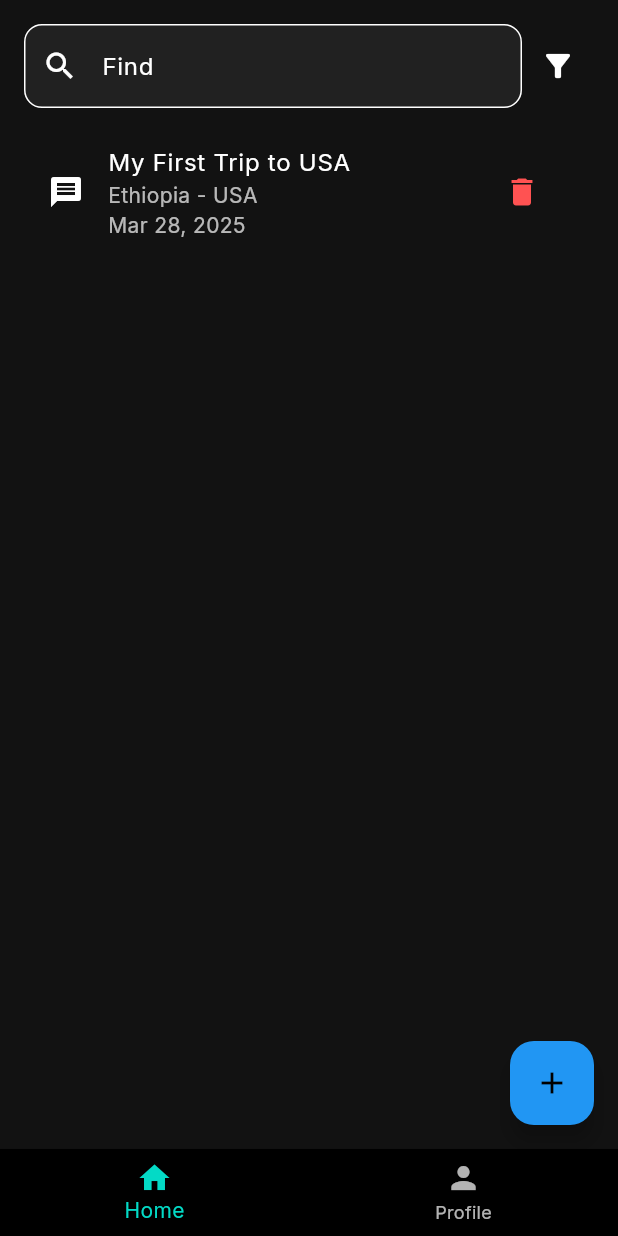
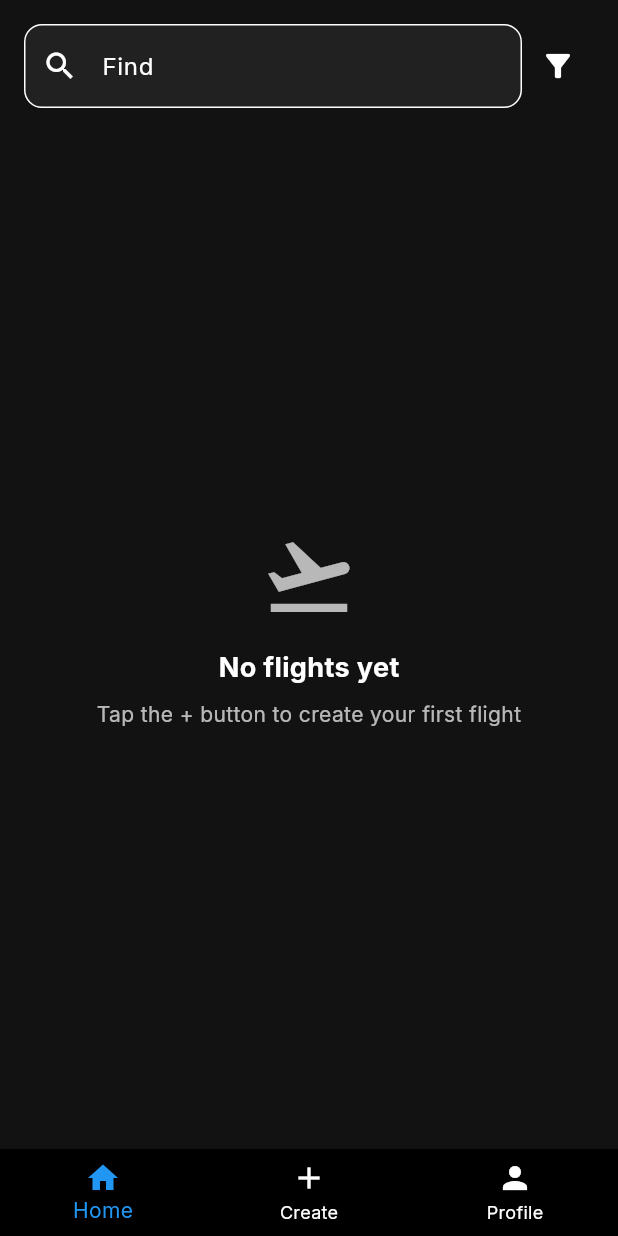
Before and after one commit to jonyz1/pass, a Flutter app: the FlightListPage screen opened by its route, on a phone screen of 412 x 824 dp. Run offline on Flutter 3.47's test engine with Material 3 defaults, Android fonts, the phone set to English and light mode, and no system bars; our stand-ins replace bloc, dartz, equatable, flutter_bloc, flutter_dotenv, font_awesome_flutter and 2 more.

Commit message:
Edit plus button position

```diff
--- a/mobile/lib/features/auth/presentation/pages/login_page.dart
+++ b/mobile/lib/features/auth/presentation/pages/login_page.dart
@@ -126,9 +126,6 @@ class LoginPage extends StatelessWidget {
                                   emailController.text,
                                   passwordController.text,
                                 );
-
-                            // Navigate to flights/detail after login
-                            Navigator.pushNamed(context, '/flights/detail');
                           },
                           style: ElevatedButton.styleFrom(
                             padding: const EdgeInsets.symmetric(vertical: 14),
--- a/mobile/lib/features/flight_info/presentation/pages/flight_list_page.dart
+++ b/mobile/lib/features/flight_info/presentation/pages/flight_list_page.dart
@@ -1,8 +1,17 @@
 import 'package:flutter/material.dart';
 import 'package:mobile/core/theme/app_colors.dart';
+import 'package:mobile/features/flight_info/presentation/pages/create_flight_page.dart';
 
-class FlightListPage extends StatelessWidget {
+class FlightListPage extends StatefulWidget {
   const FlightListPage({super.key});
+
+  @override
+  State<FlightListPage> createState() => _FlightListPageState();
+}
+
+class _FlightListPageState extends State<FlightListPage> {
+  int _selectedIndex = 0;
+  final List<Map<String, dynamic>> _flights = []; // This will be populated from API
 
   @override
   Widget build(BuildContext context) {
@@ -33,31 +42,99 @@ class FlightListPage extends StatelessWidget {
               ],
             ),
             SizedBox(height: 16),
-            // TODO: ListView.builder for actual flights
-            ListTile(
-              leading: Icon(Icons.message, color: Colors.white),
-              title: Text("My First Trip to USA",
-                  style: TextStyle(color: Colors.white)),
-              subtitle: Text("Ethiopia - USA\nMar 28, 2025",
-                  style: TextStyle(color: Colors.white70)),
-              trailing: IconButton(
-                icon: Icon(Icons.delete, color: Colors.redAccent),
-                onPressed: () {},
-              ),
+            Expanded(
+              child: _flights.isEmpty
+                  ? Center(
+                      child: Column(
+                        mainAxisAlignment: MainAxisAlignment.center,
+                        children: [
+                          Icon(
+                            Icons.flight_takeoff,
+                            size: 64,
+                            color: Colors.white70,
+                          ),
+                          SizedBox(height: 16),
+                          Text(
+                            'No flights yet',
+                            style: TextStyle(
+                              color: Colors.white,
+                              fontSize: 18,
+                              fontWeight: FontWeight.bold,
+                            ),
+                          ),
+                          SizedBox(height: 8),
+                          Text(
+                            'Tap the + button to create your first flight',
+                            style: TextStyle(
+                              color: Colors.white70,
+                              fontSize: 14,
+                            ),
+                            textAlign: TextAlign.center,
+                          ),
+                        ],
+                      ),
+                    )
+                  : ListView.builder(
+                      itemCount: _flights.length,
+                      itemBuilder: (context, index) {
+                        final flight = _flights[index];
+                        return Card(
+                          color: Colors.grey[900],
+                          margin: EdgeInsets.only(bottom: 8),
+                          child: ListTile(
+                            leading: Icon(Icons.flight_takeoff, color: Colors.white),
+                            title: Text(
+                              flight['title'] ?? 'Untitled Flight',
+                              style: TextStyle(color: Colors.white),
+                            ),
+                            subtitle: Text(
+                              '${flight['fromCountry']} - ${flight['toCountry']}\n${flight['date']}',
+                              style: TextStyle(color: Colors.white70),
+                            ),
+                            trailing: IconButton(
+                              icon: Icon(Icons.delete, color: Colors.redAccent),
+                              onPressed: () {
+                                // TODO: Implement delete functionality
+                              },
+                            ),
+                          ),
+                        );
+                      },
+                    ),
             ),
           ],
         ),
       ),
-      floatingActionButton: FloatingActionButton(
-        backgroundColor: Colors.blue,
-        onPressed: () {},
-        child: Icon(Icons.add),
-      ),
       bottomNavigationBar: BottomNavigationBar(
         backgroundColor: Colors.black,
+        selectedItemColor: Colors.blue,
+        unselectedItemColor: Colors.white,
+        currentIndex: _selectedIndex,
+        onTap: (index) {
+          if (index == 1) {
+            Navigator.push(
+              context,
+              MaterialPageRoute(builder: (context) => CreateFlightPage()),
+            );
+          } else {
+            setState(() {
+              _selectedIndex = index;
+            });
+          }
+        },
         items: const [
-          BottomNavigationBarItem(icon: Icon(Icons.home), label: "Home"),
-          BottomNavigationBarItem(icon: Icon(Icons.person), label: "Profile"),
+          BottomNavigationBarItem(
+            icon: Icon(Icons.home),
+            label: 'Home',
+          ),
+          BottomNavigationBarItem(
+            icon: Icon(Icons.add),
+            label: 'Create',
+          ),
+          BottomNavigationBarItem(
+            icon: Icon(Icons.person),
+            label: 'Profile',
+          ),
         ],
       ),
     );
```
Also changed, not shown: mobile/lib/features/flight_info/presentation/pages/create_flight_page.dart (added, +267 -0 lines), mobile/lib/features/flight_info/presentation/pages/flight_empty_page.dart (+37 -15 lines).
